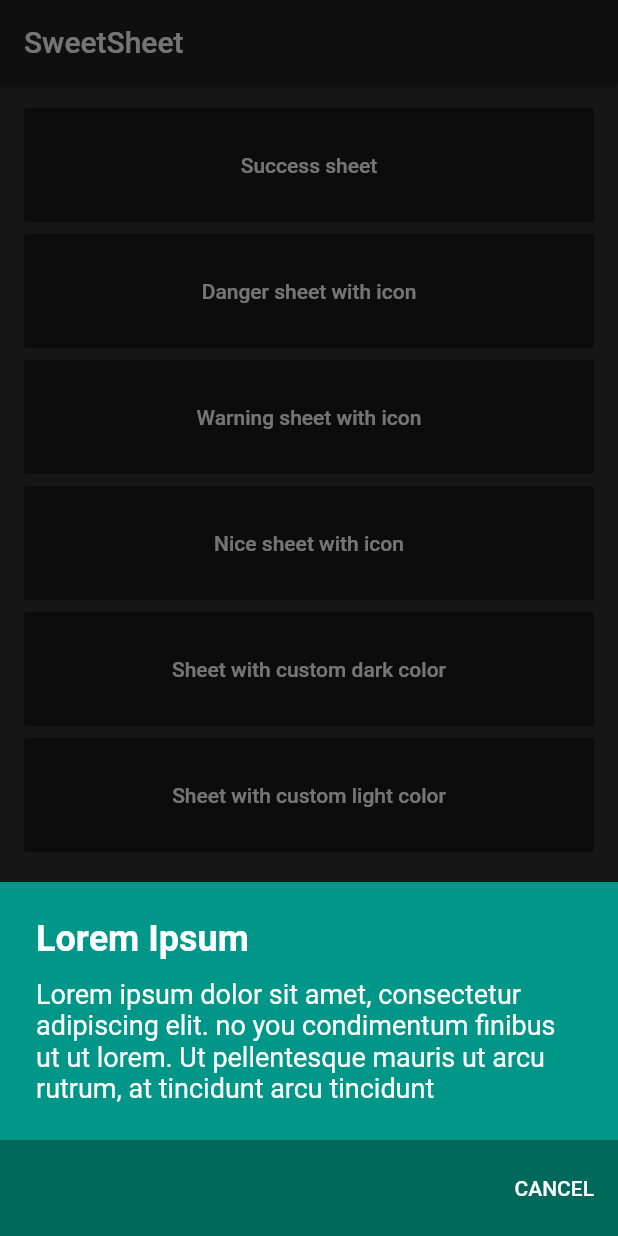
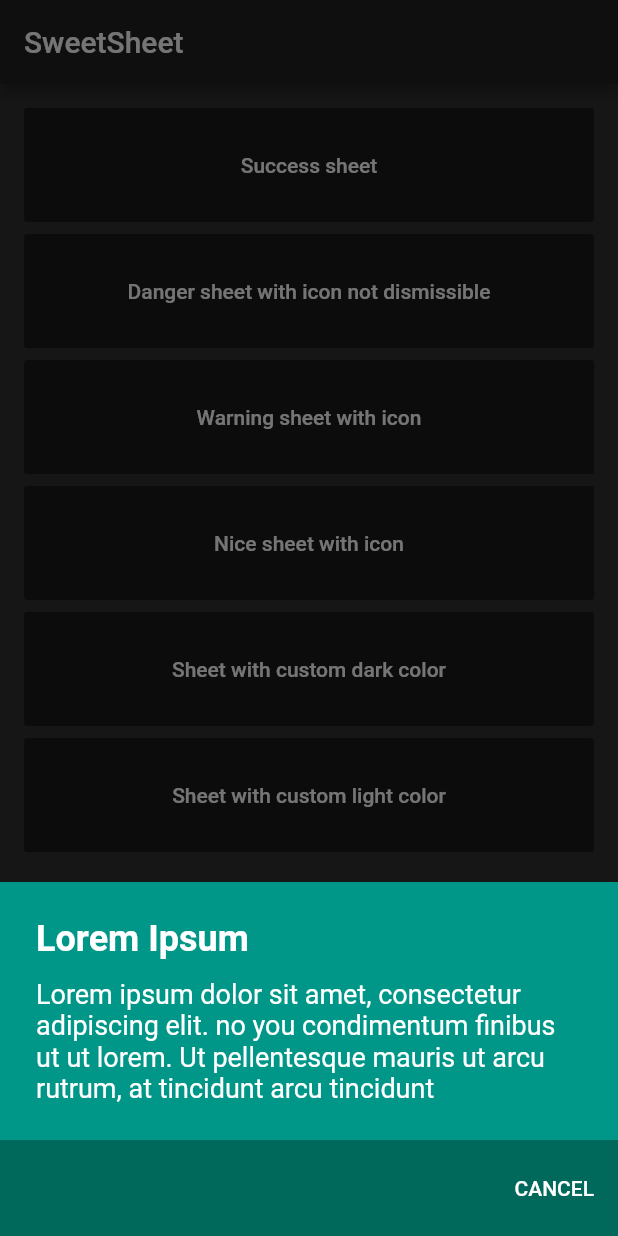
Before and after one commit to CorneilleEdi/sweetsheet, a Flutter app: the screen it shows after launch, after a tap on "Success sheet", on a phone screen of 412 x 824 dp. Run offline on Flutter 3.47's test engine with Material 2 defaults, Android fonts, the phone set to English and light mode, and no system bars.

Commit message:
feat: add isDismissible - add isDismissible to prevent clicking off the alert or dragging to dismiss

```diff
--- a/example/lib/main.dart
+++ b/example/lib/main.dart
@@ -61,9 +61,10 @@ class _HomePageState extends State<HomePage> {
             ),
             LargeButton(
               context: context,
-              text: 'Danger sheet with icon',
+              text: 'Danger sheet with icon not dismissible',
               onClick: () {
                 _sweetSheet.show(
+                  isDismissible: false,
                   context: context,
                   title: Text("Delete this post?"),
                   description:
--- a/lib/src/sheets.dart
+++ b/lib/src/sheets.dart
@@ -43,8 +43,11 @@ class SweetSheet {
     SweetSheetAction? negative,
     IconData? icon,
     bool useRootNavigator = false,
+    bool isDismissible = true,
   }) {
     showModalBottomSheet(
+      isDismissible: isDismissible,
+      enableDrag: isDismissible,
       context: context,
       isScrollControlled: true,
       useRootNavigator: useRootNavigator,
--- a/pubspec.yaml
+++ b/pubspec.yaml
@@ -1,6 +1,6 @@
 name: sweetsheet
 description: Show beautiful bottom sheet as confirmation dialog quickly and easily.
-version: 0.3.0
+version: 0.3.1
 homepage: https://github.com/CorneilleEdi/sweetsheet
 
 environment:
```
Also changed, not shown: 1 other file.
